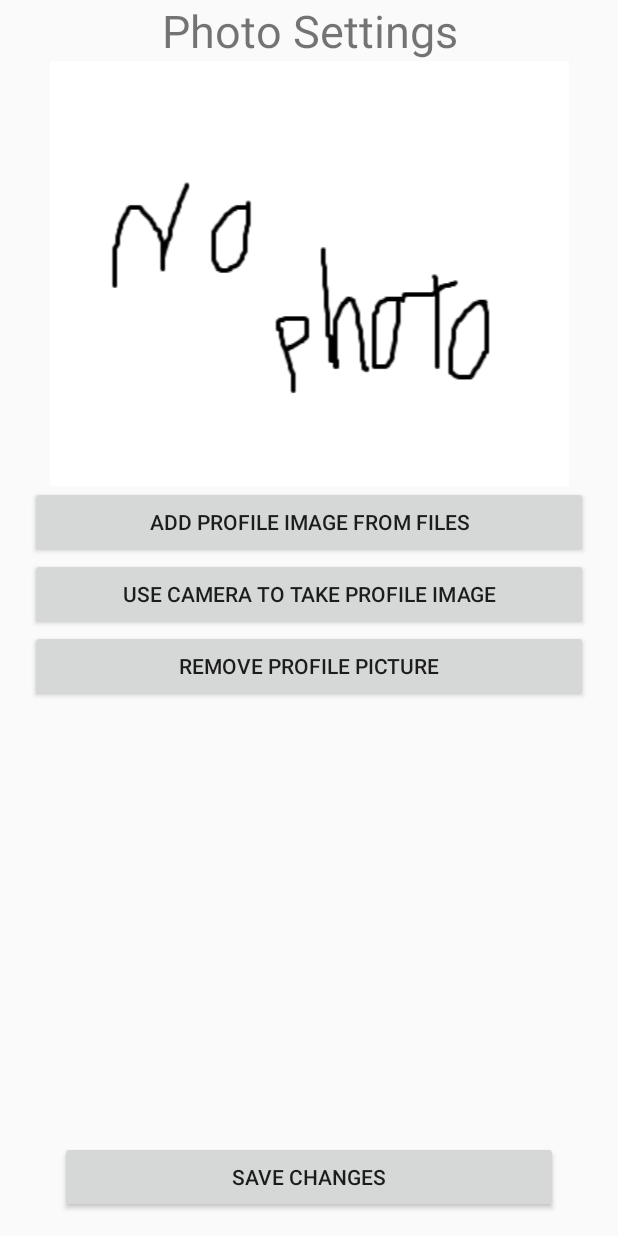
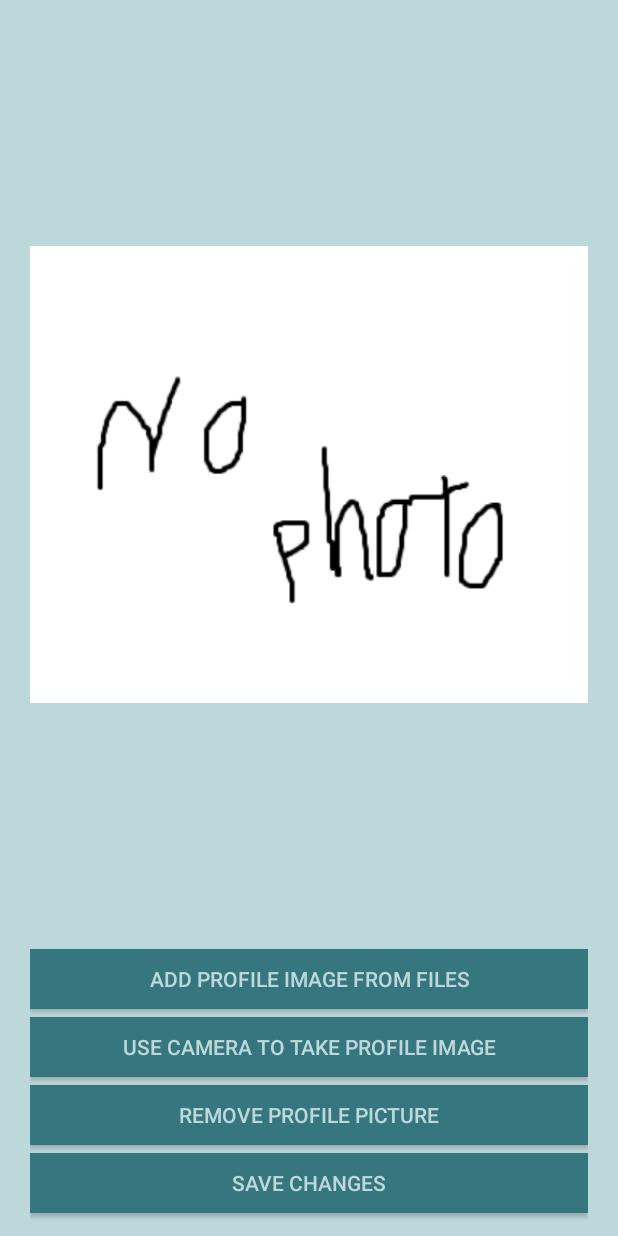
Before and after one commit to OAMKProductDesignImplementation2018/android-client, an Android app: the fragment PhotoOptionsFragment placed in its activity, on a phone screen of 412 x 824 dp. Run offline under Robolectric (Android 15) with nearby library versions, the phone set to English and light mode, and no system bars.

Commit message:
Updated photo_options layout

```diff
--- a/ProductDesignMobile/app/src/main/res/layout/photo_options.xml
+++ b/ProductDesignMobile/app/src/main/res/layout/photo_options.xml
@@ -1,55 +1,58 @@
 <?xml version="1.0" encoding="utf-8"?>
-<LinearLayout xmlns:android="http://schemas.android.com/apk/res/android"
-    android:layout_width="match_parent" android:layout_height="match_parent"
-    android:gravity="center_horizontal"
+<RelativeLayout
+    xmlns:android="http://schemas.android.com/apk/res/android"
+    android:background="@color/colorPrimaryLightest"
+    android:layout_width="match_parent"
+    android:layout_height="match_parent"
     android:paddingLeft="20dp"
     android:paddingRight="20dp"
     android:orientation="vertical" >
 
-    <TextView
-        android:id="@+id/textViewDisplayHeader"
-        android:layout_width="wrap_content"
-        android:layout_height="wrap_content"
-        android:textAlignment="center"
-        android:textSize="30dp"
-        android:text="Photo Settings" />
-
     <ImageView
         android:id="@+id/imageViewProfilePicture"
         android:layout_width="match_parent"
-        android:layout_height="wrap_content"
+        android:layout_height="match_parent"
+        android:layout_above="@id/buttonAddPictureFile"
+        android:layout_marginVertical="10dp"
         android:src="@drawable/nophoto"/>
 
     <Button
         android:id="@+id/buttonAddPictureFile"
+        android:background="@color/colorPrimaryDarkest"
         android:layout_width="match_parent"
-        android:layout_height="wrap_content"
-        android:text="Add profile image from files" />
+        android:layout_height="40dp"
+        android:layout_marginBottom="5dp"
+        android:layout_above="@id/buttonAddPhotoCamera"
+        android:text="Add profile image from files"
+        android:textColor="@color/colorPrimaryLightest"/>
 
     <Button
         android:id="@+id/buttonAddPhotoCamera"
+        android:background="@color/colorPrimaryDarkest"
         android:layout_width="match_parent"
-        android:layout_height="wrap_content"
-        android:text="Use camera to take profile image" />
+        android:layout_height="40dp"
+        android:layout_marginBottom="5dp"
+        android:layout_above="@id/buttonRemovePicture"
+        android:text="Use camera to take profile image"
+        android:textColor="@color/colorPrimaryLightest"/>
 
     <Button
         android:id="@+id/buttonRemovePicture"
+        android:background="@color/colorPrimaryDarkest"
         android:layout_width="match_parent"
-        android:layout_height="wrap_content"
-        android:text="Remove Profile Picture" />
+        android:layout_height="40dp"
+        android:layout_marginBottom="5dp"
+        android:layout_above="@id/buttonSavePicture"
+        android:text="Remove Profile Picture"
+        android:textColor="@color/colorPrimaryLightest"/>
 
-    <LinearLayout xmlns:android="http://schemas.android.com/apk/res/android"
-        android:layout_width="match_parent" android:layout_height="0dp"
-        android:gravity="center_horizontal|bottom"
-        android:layout_weight="1"
-        android:paddingLeft="20dp"
-        android:paddingRight="20dp"
-        android:orientation="vertical" >
-        <Button
-            android:id="@+id/buttonSavePicture"
-            android:layout_width="match_parent"
-            android:layout_height="wrap_content"
-            android:layout_marginBottom="15dp"
-            android:text="@string/pictureSaveButton" />
-    </LinearLayout>
-</LinearLayout>
+    <Button
+        android:id="@+id/buttonSavePicture"
+        android:background="@color/colorPrimaryDarkest"
+        android:layout_width="match_parent"
+        android:layout_height="40dp"
+        android:layout_alignParentBottom="true"
+        android:layout_marginBottom="15dp"
+        android:text="@string/pictureSaveButton"
+        android:textColor="@color/colorPrimaryLightest"/>
+</RelativeLayout>
```
